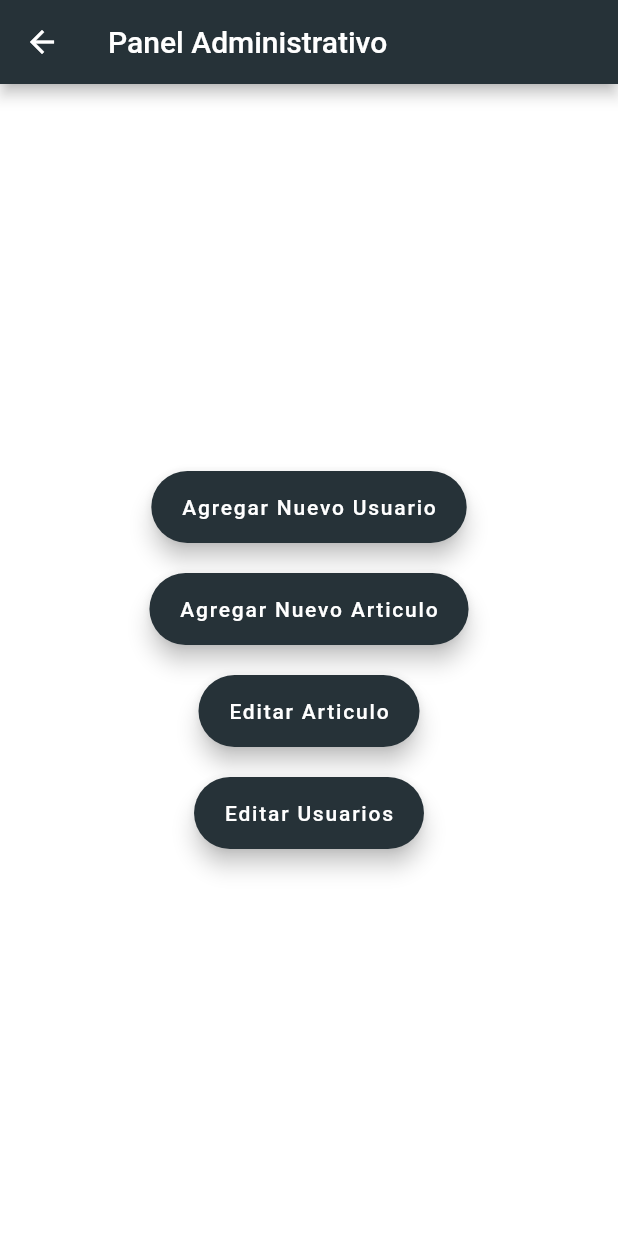
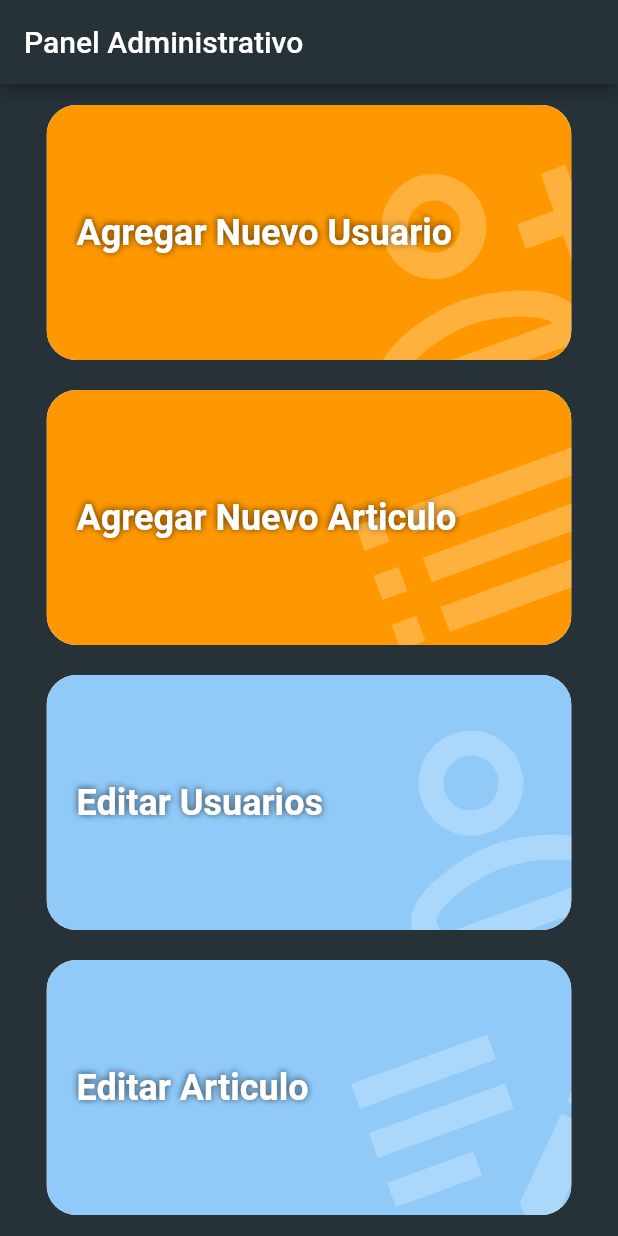
Before and after one commit to AleMancilla/taller-272-blog, a Flutter app: the AdminPage screen opened directly, on a phone screen of 412 x 824 dp. Run offline on Flutter 3.47's test engine with Material 2 defaults, Android fonts, the light colour scheme and no system bars; our stand-ins replace bloc, cloud_firestore, firebase_core, flutter_bloc, flutter_widget_from_html_core, shared_preferences; missing offline and left inert: fwfh_webview, status_alert, universal_html; accounts and stored records are empty.

Commit message:
admin page style

```diff
--- a/lib/admin/presentation/pages/admin_page.dart
+++ b/lib/admin/presentation/pages/admin_page.dart
@@ -1,4 +1,7 @@
+import 'dart:math';
+
 import 'package:blog_taller_base_de_datos/admin/presentation/pages/create_user_page.dart';
+import 'package:blog_taller_base_de_datos/admin/presentation/widget/molecule/button_molecule.dart';
 import 'package:blog_taller_base_de_datos/article/presentation/pages/create_article_page.dart';
 import 'package:blog_taller_base_de_datos/core/utils.dart';
 import 'package:flutter/material.dart';
@@ -8,44 +11,46 @@ class AdminPage extends StatelessWidget {
 
   @override
   Widget build(BuildContext context) {
+    final size = MediaQuery.of(context).size;
     return Scaffold(
-      backgroundColor: Colors.white,
+      backgroundColor: Colors.blueGrey[900],
       appBar: AppBar(
         backgroundColor: Colors.blueGrey[900],
         title: const Text('Panel Administrativo'),
       ),
       body: Center(
-        child: Column(
-          mainAxisAlignment: MainAxisAlignment.center,
+        child: Container(
+          width: min(size.width, 900),
+          alignment: Alignment.center,
+          child: Wrap(
             children: [
-            FloatingActionButton.extended(
-              onPressed: () {
+              ButtonMolecule(
+                text: 'Agregar Nuevo Usuario',
+                ontap: () {
                   navigateToPage(context, CreateUserPage());
                 },
-              backgroundColor: Colors.blueGrey[900],
-              label: const Text('Agregar Nuevo Usuario'),
+                icon: Icons.person_add_alt,
               ),
-            const SizedBox(height: 20),
-            FloatingActionButton.extended(
-              backgroundColor: Colors.blueGrey[900],
-              onPressed: () {
+              ButtonMolecule(
+                text: 'Agregar Nuevo Articulo',
+                ontap: () {
                   navigateToPage(context, CreateArticlePage());
                 },
-              label: const Text('Agregar Nuevo Articulo'),
+                icon: Icons.list,
               ),
-            const SizedBox(height: 20),
-            FloatingActionButton.extended(
-              backgroundColor: Colors.blueGrey[900],
-              onPressed: () {},
-              label: const Text('Editar Articulo'),
+              ButtonMolecule(
+                text: 'Editar Usuarios',
+                ontap: () {},
+                colors: Colors.blue.shade200,
               ),
-            const SizedBox(height: 20),
-            FloatingActionButton.extended(
-              backgroundColor: Colors.blueGrey[900],
-              onPressed: () {},
-              label: const Text('Editar Usuarios'),
+              ButtonMolecule(
+                text: 'Editar Articulo',
+                ontap: () {},
+                colors: Colors.blue.shade200,
+                icon: Icons.edit_note,
               ),
             ],
+          ),
         ),
       ),
     );
--- /dev/null
+++ b/lib/admin/presentation/widget/molecule/button_molecule.dart
@@ -0,0 +1,77 @@
+import 'package:flutter/material.dart';
+
+class ButtonMolecule extends StatelessWidget {
+  const ButtonMolecule(
+      {Key? key,
+      required this.text,
+      required this.ontap,
+      this.icon = Icons.person_outline,
+      this.colors = Colors.orange})
+      : super(key: key);
+  final String text;
+  final Function ontap;
+  final IconData icon;
+  final Color colors;
+
+  @override
+  Widget build(BuildContext context) {
+    return Container(
+      margin: const EdgeInsets.symmetric(horizontal: 20, vertical: 10),
+      child: ClipRRect(
+        borderRadius: BorderRadius.circular(20),
+        child: Material(
+          child: InkWell(
+            onTap: () => ontap(),
+            child: Stack(
+              children: [
+                Ink(
+                  width: 350,
+                  height: 170,
+                  decoration: BoxDecoration(
+                    borderRadius: BorderRadius.circular(20),
+                    color: colors,
+                  ),
+                  padding:
+                      const EdgeInsets.symmetric(horizontal: 20, vertical: 40),
+                  child: Container(
+                    child: Text(
+                      text,
+                      style: const TextStyle(
+                          color: Colors.white,
+                          fontSize: 24,
+                          fontWeight: FontWeight.bold,
+                          shadows: [
+                            BoxShadow(
+                              offset: Offset(-1, -1),
+                              blurRadius: 5,
+                              color: Colors.black38,
+                            ),
+                            BoxShadow(
+                              offset: Offset(1, 1),
+                              blurRadius: 5,
+                              color: Colors.black38,
+                            ),
+                          ]),
+                    ),
+                    alignment: Alignment.centerLeft,
+                  ),
+                ),
+                Positioned(
+                  right: -50,
+                  child: RotationTransition(
+                    turns: const AlwaysStoppedAnimation(340 / 360),
+                    child: Icon(
+                      icon,
+                      color: Colors.white24,
+                      size: 210,
+                    ),
+                  ),
+                ),
+              ],
+            ),
+          ),
+        ),
+      ),
+    );
+  }
+}
--- a/lib/admin/presentation/widget/template/template_create_user.dart
+++ b/lib/admin/presentation/widget/template/template_create_user.dart
@@ -18,7 +18,7 @@ class TemplateCreateUser extends StatelessWidget {
     return Container(
       padding: const EdgeInsets.symmetric(horizontal: 20, vertical: 100),
       decoration: BoxDecoration(
-        color: Colors.white54,
+        color: Colors.white70,
         borderRadius: BorderRadius.circular(20),
       ),
       child: Column(
--- a/lib/main.dart
+++ b/lib/main.dart
@@ -1,5 +1,6 @@
 import 'package:blog_taller_base_de_datos/admin/presentation/bloc/user/user_bloc.dart';
 import 'package:blog_taller_base_de_datos/admin/presentation/bloc/user/user_data_utils.dart';
+import 'package:blog_taller_base_de_datos/admin/presentation/pages/admin_page.dart';
 import 'package:blog_taller_base_de_datos/article/presentation/bloc/article_bloc/article_bloc.dart';
 import 'package:blog_taller_base_de_datos/article/presentation/pages/create_article_page.dart';
 import 'package:blog_taller_base_de_datos/article/presentation/pages/home_page.dart';
@@ -43,8 +44,8 @@ class MyApp extends StatelessWidget {
     chargeDataUser(_userBlocProvider);
     return MaterialApp(
       title: 'Material App',
-      home: CreateArticlePage(),
-      // home: HomePage(),
+      // home: CreateArticlePage(),
+      home: AdminPage(),
     );
   }
 
```
Lines whose indentation alone changed are shown as unchanged.
